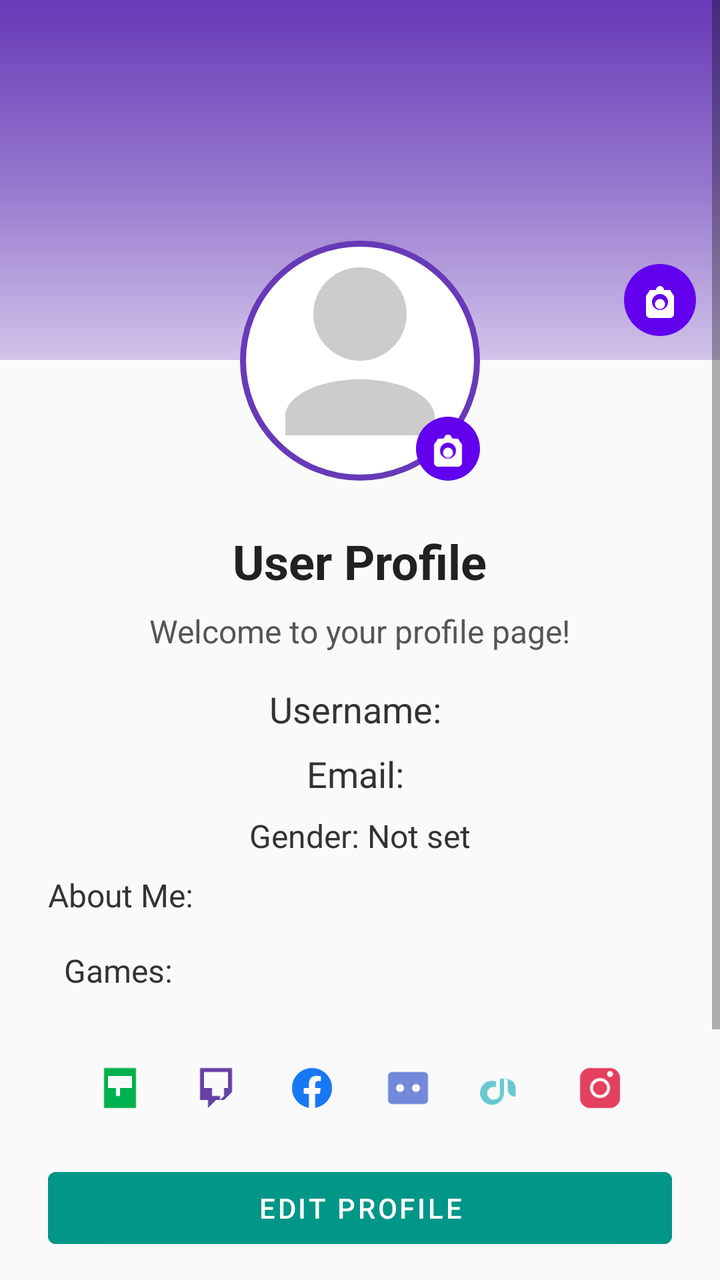
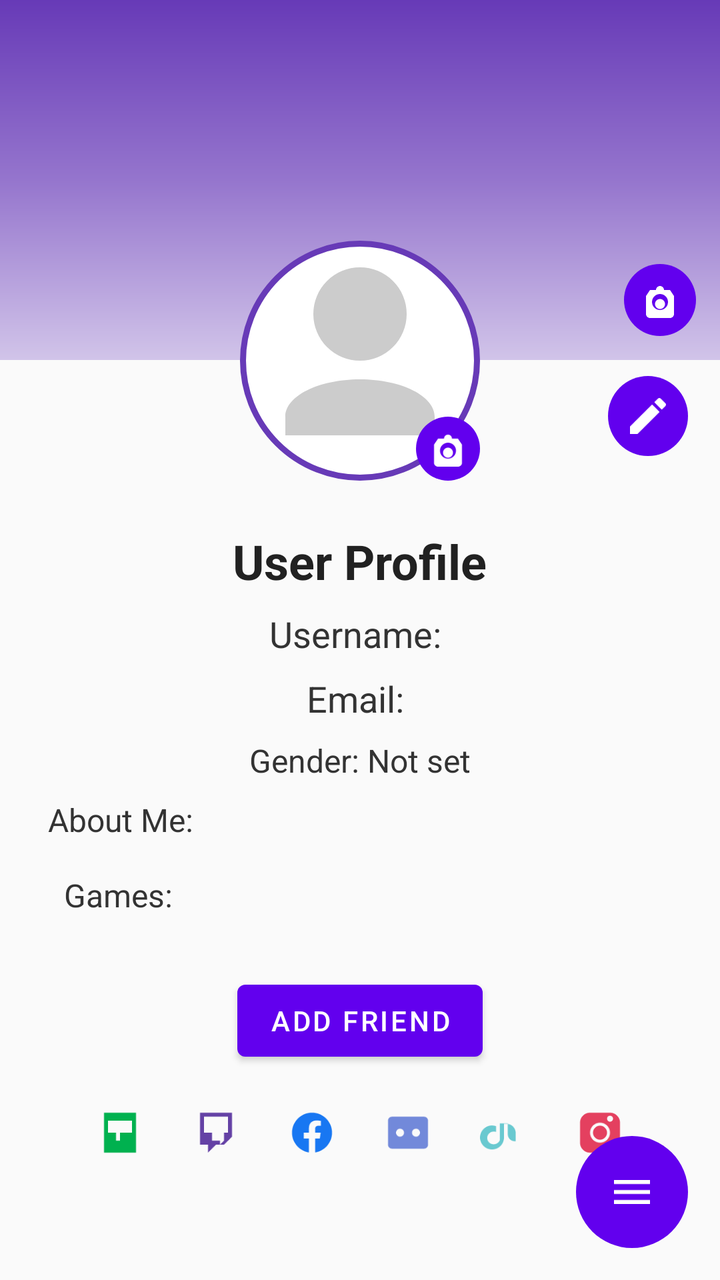

The first picture is an Android layout as it rendered before a commit; the second is the same layout after the commit. The layout source and the unified diff follow.
<!-- AndroidManifest.xml: application theme Theme.VIRE -->
<!-- res/layout/activity_profile.xml -->
<?xml version="1.0" encoding="utf-8"?>
<ScrollView xmlns:android="http://schemas.android.com/apk/res/android"
    android:id="@+id/scrollViewRoot"
    android:layout_width="match_parent"
    android:layout_height="match_parent"
    android:background="#FAFAFA"
    android:fillViewport="true">

    <RelativeLayout
        android:layout_width="match_parent"
        android:layout_height="wrap_content"
        android:padding="0dp">

        
        <ImageView
            android:id="@+id/coverPhoto"
            android:layout_width="match_parent"
            android:layout_height="180dp"
            android:scaleType="centerCrop"
            android:src="@drawable/default_cover"
            android:contentDescription="Cover Photo" />

        
        <ImageButton
            android:id="@+id/changeCoverButton"
            android:layout_width="36dp"
            android:layout_height="36dp"
            android:layout_alignBottom="@id/coverPhoto"
            android:layout_alignEnd="@id/coverPhoto"
            android:layout_margin="12dp"
            android:background="@drawable/circle_bg"
            android:src="@drawable/ic_camera"
            android:tint="@android:color/white"
            android:contentDescription="Change Cover Photo" />

        
        <ImageView
            android:id="@+id/profileImage"
            android:layout_width="120dp"
            android:layout_height="120dp"
            android:layout_below="@id/coverPhoto"
            android:layout_centerHorizontal="true"
            android:layout_marginTop="-60dp"
            android:background="@drawable/profile_image_bg"
            android:padding="4dp"
            android:src="@drawable/ic_profile_placeholder"
            android:contentDescription="Profile Picture" />

        
        <ImageButton
            android:id="@+id/changeProfilePicButton"
            android:layout_width="32dp"
            android:layout_height="32dp"
            android:layout_alignEnd="@id/profileImage"
            android:layout_alignBottom="@id/profileImage"
            android:background="@drawable/circle_bg"
            android:src="@drawable/ic_camera"
            android:tint="@android:color/white"
            android:contentDescription="Change Profile Picture" />

        
        <LinearLayout
            android:id="@+id/profileInfoLayout"
            android:layout_width="match_parent"
            android:layout_height="wrap_content"
            android:layout_below="@id/profileImage"
            android:orientation="vertical"
            android:gravity="center_horizontal"
            android:padding="24dp">

            <TextView
                android:id="@+id/profileTitleText"
                android:layout_width="wrap_content"
                android:layout_height="wrap_content"
                android:text="User Profile"
                android:textSize="24sp"
                android:textStyle="bold"
                android:textColor="#212121"
                android:layout_marginBottom="8dp" />

            <TextView
                android:id="@+id/profileTextView"
                android:layout_width="wrap_content"
                android:layout_height="wrap_content"
                android:text="Welcome to your profile page!"
                android:textSize="16sp"
                android:textColor="#555555"
                android:layout_marginBottom="16dp" />

            <TextView
                android:id="@+id/profileUsername"
                android:layout_width="wrap_content"
                android:layout_height="wrap_content"
                android:text="Username: "
                android:textSize="18sp"
                android:textColor="#333333"
                android:layout_marginBottom="8dp" />

            <TextView
                android:id="@+id/profileEmail"
                android:layout_width="wrap_content"
                android:layout_height="wrap_content"
                android:text="Email: "
                android:textSize="18sp"
                android:textColor="#333333"
                android:layout_marginBottom="8dp" />

            <TextView
                android:id="@+id/profileGender"
                android:layout_width="wrap_content"
                android:layout_height="wrap_content"
                android:text="Gender: Not set"
                android:textSize="16sp"
                android:textColor="#333333"
                android:layout_marginBottom="8dp" />

            <TextView
                android:id="@+id/profileAboutMe"
                android:layout_width="match_parent"
                android:layout_height="wrap_content"
                android:text="About Me: "
                android:textSize="16sp"
                android:textColor="#333333"
                android:layout_marginBottom="8dp" />

            <TextView
                android:id="@+id/profileGames"
                android:layout_width="match_parent"
                android:layout_height="wrap_content"
                android:text="Games: "
                android:textSize="16sp"
                android:textColor="#333333"
                android:layout_marginBottom="8dp"
                android:clickable="true"
                android:focusable="true"
                android:background="?attr/selectableItemBackground"
                android:padding="8dp" />

            
            <LinearLayout
                android:id="@+id/socialLinksLayout"
                android:layout_width="wrap_content"
                android:layout_height="wrap_content"
                android:orientation="horizontal"
                android:layout_marginTop="8dp"
                android:gravity="center">

                <ImageButton
                    android:id="@+id/socialkick"
                    android:layout_width="40dp"
                    android:layout_height="40dp"
                    android:layout_margin="4dp"
                    android:src="@drawable/ic_kick"
                    android:background="@null"
                    android:contentDescription="Kick" />

                <ImageButton
                    android:id="@+id/socialtwitch"
                    android:layout_width="40dp"
                    android:layout_height="40dp"
                    android:layout_margin="4dp"
                    android:src="@drawable/ic_twitch"
                    android:background="@null"
                    android:contentDescription="Twitch" />

                <ImageButton
                    android:id="@+id/socialFacebook"
                    android:layout_width="40dp"
                    android:layout_height="40dp"
                    android:layout_margin="4dp"
                    android:src="@drawable/ic_facebook"
                    android:background="@null"
                    android:contentDescription="Facebook" />

                <ImageButton
                    android:id="@+id/socialDiscord"
                    android:layout_width="40dp"
                    android:layout_height="40dp"
                    android:layout_margin="4dp"
                    android:src="@drawable/ic_discord"
                    android:background="@null"
                    android:contentDescription="Discord" />

                <ImageButton
                    android:id="@+id/socialTiktok"
                    android:layout_width="40dp"
                    android:layout_height="40dp"
                    android:layout_margin="4dp"
                    android:src="@drawable/ic_tiktok"
                    android:background="@null"
                    android:contentDescription="Tiktok" />

                <ImageButton
                    android:id="@+id/socialInstagram"
                    android:layout_width="40dp"
                    android:layout_height="40dp"
                    android:layout_margin="4dp"
                    android:src="@drawable/ic_instagram"
                    android:background="@null"
                    android:contentDescription="Instagram" />
            </LinearLayout>

            <Button
                android:id="@+id/editProfileButton"
                android:layout_width="match_parent"
                android:layout_height="wrap_content"
                android:text="Edit Profile"
                android:backgroundTint="#009688"
                android:textColor="@android:color/white"
                android:layout_marginTop="12dp" />

            <Button
                android:id="@+id/logoutButton"
                android:layout_width="match_parent"
                android:layout_height="wrap_content"
                android:text="Log Out"
                android:backgroundTint="#F44336"
                android:textColor="#FFFFFF"
                android:layout_marginTop="12dp" />

            <Button
                android:id="@+id/editThemeButton"
                android:layout_width="match_parent"
                android:layout_height="wrap_content"
                android:text="Change Theme"
                android:backgroundTint="#3F51B5"
                android:textColor="@android:color/white"
                android:layout_marginTop="12dp" />

        </LinearLayout>

        
        <ListView
            android:id="@+id/profileFeedListView"
            android:layout_width="match_parent"
            android:layout_height="wrap_content"
            android:layout_below="@id/profileInfoLayout"
            android:divider="@android:color/darker_gray"
            android:dividerHeight="1dp"
            android:paddingTop="8dp"
            android:paddingBottom="16dp" />

        
        <ImageButton
            android:id="@+id/hamburgerButton"
            android:layout_width="56dp"
            android:layout_height="56dp"
            android:layout_alignParentBottom="true"
            android:layout_alignParentEnd="true"
            android:layout_margin="16dp"
            android:background="@drawable/circle_bg"
            android:src="@drawable/ic_menu_hamburger"
            android:tint="@android:color/white"
            android:contentDescription="Menu" />

    </RelativeLayout>

</ScrollView>
<!-- resources referenced by this layout -->
<resources>
  <!-- drawable circle_bg (drawable) -->
  <?xml version="1.0" encoding="utf-8"?>
  
  <shape xmlns:android="http://schemas.android.com/apk/res/android"
      android:shape="oval">
      <solid android:color="#6200EE"/> 
      <size android:width="56dp" android:height="56dp"/>
  </shape>
  <!-- drawable default_cover (drawable) -->
  <?xml version="1.0" encoding="utf-8"?>
  <shape xmlns:android="http://schemas.android.com/apk/res/android"
      android:shape="rectangle">
      <gradient
          android:startColor="#673AB7"
          android:centerColor="#9575CD"
          android:endColor="#D1C4E9"
          android:angle="270" />
  </shape>
  <!-- drawable ic_kick (drawable) -->
  <?xml version="1.0" encoding="utf-8"?>
  <vector xmlns:android="http://schemas.android.com/apk/res/android"
      android:width="24dp"
      android:height="24dp"
      android:viewportWidth="24"
      android:viewportHeight="24">
      <path
          android:fillColor="#00B14F"
          android:pathData="M4,2v20h16V2H4zm10,10h-2v4h-2v-4H6V6h12v6h-4z"/>
  </vector>
  <!-- drawable ic_menu_hamburger (drawable) -->
  <?xml version="1.0" encoding="utf-8"?>
  <vector xmlns:android="http://schemas.android.com/apk/res/android"
      android:width="24dp"
      android:height="24dp"
      android:viewportWidth="24"
      android:viewportHeight="24">
      <path
          android:fillColor="#000000"
          android:pathData="M3,6h18v2H3V6zM3,11h18v2H3v-2zM3,16h18v2H3v-2z"/>
  </vector>
  <!-- drawable ic_profile_placeholder (drawable) -->
  <?xml version="1.0" encoding="utf-8"?>
  <vector xmlns:android="http://schemas.android.com/apk/res/android"
      android:width="100dp"
      android:height="100dp"
      android:viewportWidth="24"
      android:viewportHeight="24">
      <path
          android:fillColor="#CCCCCC"
          android:pathData="M12,12a5,5 0 1,0 -5,-5a5,5 0 0,0 5,5zM12,14c-4.42,0 -8,1.79 -8,4v2h16v-2c0,-2.21 -3.58,-4 -8,-4z"/>
  </vector>
  <!-- drawable ic_twitch (drawable) -->
  <?xml version="1.0" encoding="utf-8"?>
  <vector xmlns:android="http://schemas.android.com/apk/res/android"
      android:width="24dp"
      android:height="24dp"
      android:viewportWidth="24"
      android:viewportHeight="24">
      <path
          android:fillColor="#6441A5"
          android:pathData="M4,2v16h4v4l4,-4h4l4,-4V2H4zm14,10h-2v4l-2,2v-2h-4v-4H6V4h12v8z"/>
  </vector>
  <!-- drawable profile_image_bg (drawable) -->
  <?xml version="1.0" encoding="utf-8"?>
  <shape xmlns:android="http://schemas.android.com/apk/res/android"
      android:shape="oval">
      <solid android:color="#FFFFFF" />
      <stroke
          android:width="3dp"
          android:color="#673AB7" />
      <size
          android:width="100dp"
          android:height="100dp" />
      <padding
          android:top="2dp"
          android:bottom="2dp"
          android:left="2dp"
          android:right="2dp" />
  </shape>
  <style name="Theme.VIRE" parent="Theme.MaterialComponents.DayNight.NoActionBar">
          
          <item name="colorPrimary">#6200EE</item>  
          <item name="colorPrimaryVariant">#3700B3</item>
          <item name="colorOnPrimary">#FFFFFF</item>
          
          <item name="colorSecondary">#03DAC5</item>
          <item name="colorSecondaryVariant">#018786</item>
          <item name="colorOnSecondary">#000000</item>
      </style>
  <!-- unchanged entries left out for length: 5 -->
</resources>

<!-- the commit's change to res/layout/activity_profile.xml (unified diff, before → after) -->
@@ -59,6 +59,20 @@
             android:contentDescription="Change Profile Picture" />
 
         
+        <ImageButton
+            android:id="@+id/editPenButton"
+            android:layout_width="40dp"
+            android:layout_height="40dp"
+            android:layout_below="@id/coverPhoto"
+            android:layout_alignParentEnd="true"
+            android:layout_marginTop="8dp"
+            android:layout_marginEnd="16dp"
+            android:background="@drawable/circle_bg"
+            android:src="@drawable/ic_pen"
+            android:tint="@android:color/white"
+            android:contentDescription="Edit Profile" />
+
+        
         <LinearLayout
             android:id="@+id/profileInfoLayout"
             android:layout_width="match_parent"
@@ -79,15 +93,6 @@
                 android:layout_marginBottom="8dp" />
 
             <TextView
-                android:id="@+id/profileTextView"
-                android:layout_width="wrap_content"
-                android:layout_height="wrap_content"
-                android:text="Welcome to your profile page!"
-                android:textSize="16sp"
-                android:textColor="#555555"
-                android:layout_marginBottom="16dp" />
-
-            <TextView
                 android:id="@+id/profileUsername"
                 android:layout_width="wrap_content"
                 android:layout_height="wrap_content"
@@ -137,6 +142,14 @@
                 android:padding="8dp" />
 
             
+            <Button
+                android:id="@+id/addFriendButton"
+                android:layout_width="wrap_content"
+                android:layout_height="wrap_content"
+                android:text="Add Friend"
+                android:layout_marginTop="12dp" />
+
+            
             <LinearLayout
                 android:id="@+id/socialLinksLayout"
                 android:layout_width="wrap_content"
@@ -198,34 +211,8 @@
                     android:src="@drawable/ic_instagram"
                     android:background="@null"
                     android:contentDescription="Instagram" />
+
             </LinearLayout>
-
-            <Button
-                android:id="@+id/editProfileButton"
-                android:layout_width="match_parent"
-                android:layout_height="wrap_content"
-                android:text="Edit Profile"
-                android:backgroundTint="#009688"
-                android:textColor="@android:color/white"
-                android:layout_marginTop="12dp" />
-
-            <Button
-                android:id="@+id/logoutButton"
-                android:layout_width="match_parent"
-                android:layout_height="wrap_content"
-                android:text="Log Out"
-                android:backgroundTint="#F44336"
-                android:textColor="#FFFFFF"
-                android:layout_marginTop="12dp" />
-
-            <Button
-                android:id="@+id/editThemeButton"
-                android:layout_width="match_parent"
-                android:layout_height="wrap_content"
-                android:text="Change Theme"
-                android:backgroundTint="#3F51B5"
-                android:textColor="@android:color/white"
-                android:layout_marginTop="12dp" />
 
         </LinearLayout>
 
<!-- resource entries referenced after the edit -->
@@ -39,6 +39,18 @@
       <path
           android:fillColor="#000000"
           android:pathData="M3,6h18v2H3V6zM3,11h18v2H3v-2zM3,16h18v2H3v-2z"/>
+  </vector>
+  <!-- drawable ic_pen (drawable) -->
+  <?xml version="1.0" encoding="utf-8"?>
+  <vector xmlns:android="http://schemas.android.com/apk/res/android"
+      android:width="24dp"
+      android:height="24dp"
+      android:viewportWidth="24"
+      android:viewportHeight="24">
+  
+      <path
+          android:fillColor="#6200EE"
+          android:pathData="M3,17.25V21h3.75L17.81,9.94l-3.75-3.75L3,17.25zM20.71,7.04c0.39,-0.39 0.39,-1.02 0,-1.41l-2.34,-2.34c-0.39,-0.39 -1.02,-0.39 -1.41,0l-1.83,1.83l3.75,3.75l1.83,-1.83z"/>
   </vector>
   <!-- drawable ic_profile_placeholder (drawable) -->
   <?xml version="1.0" encoding="utf-8"?>
